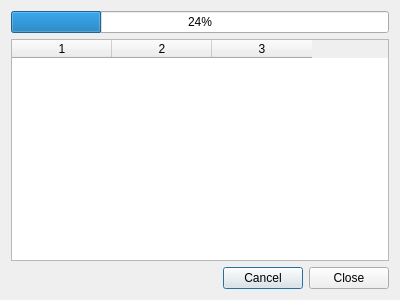
This is export/progressdialog.ui in genosse-einhorn/FishyRecorder as Qt 5 draws it before an edit. The edited form follows.
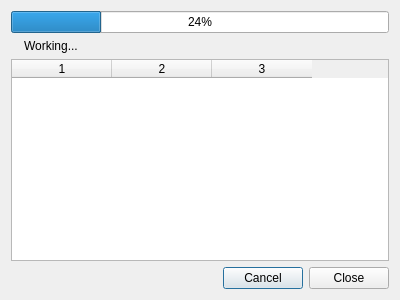
This is the edited form.

```diff
--- a/export/progressdialog.ui
+++ b/export/progressdialog.ui
@@ -21,6 +21,39 @@
      </property>
     </widget>
    </item>
+   <item>
+    <layout class="QHBoxLayout" name="horizontalLayout_2">
+     <property name="spacing">
+      <number>6</number>
+     </property>
+     <item>
+      <widget class="QLabel" name="topIcon">
+       <property name="sizePolicy">
+        <sizepolicy hsizetype="Minimum" vsizetype="Preferred">
+         <horstretch>0</horstretch>
+         <verstretch>0</verstretch>
+        </sizepolicy>
+       </property>
+       <property name="text">
+        <string/>
+       </property>
+      </widget>
+     </item>
+     <item>
+      <widget class="QLabel" name="topLbl">
+       <property name="sizePolicy">
+        <sizepolicy hsizetype="Expanding" vsizetype="Preferred">
+         <horstretch>0</horstretch>
+         <verstretch>0</verstretch>
+        </sizepolicy>
+       </property>
+       <property name="text">
+        <string>Working...</string>
+       </property>
+      </widget>
+     </item>
+    </layout>
+   </item>
    <item>
     <widget class="QTableWidget" name="logTable">
      <property name="columnCount">
```
